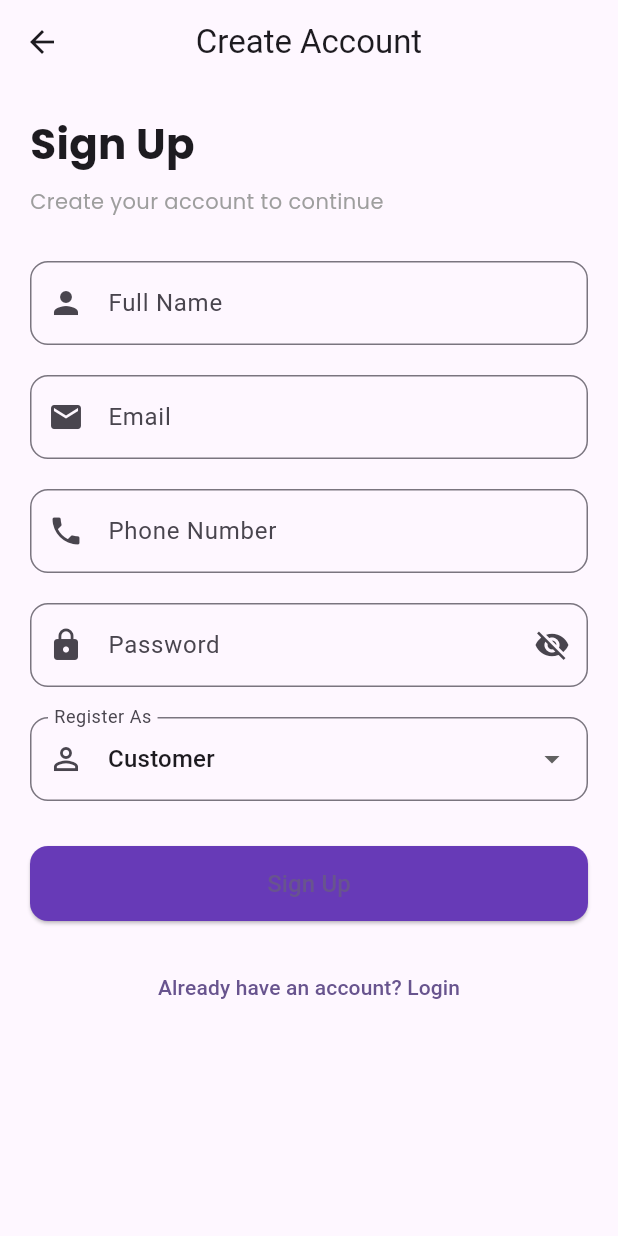
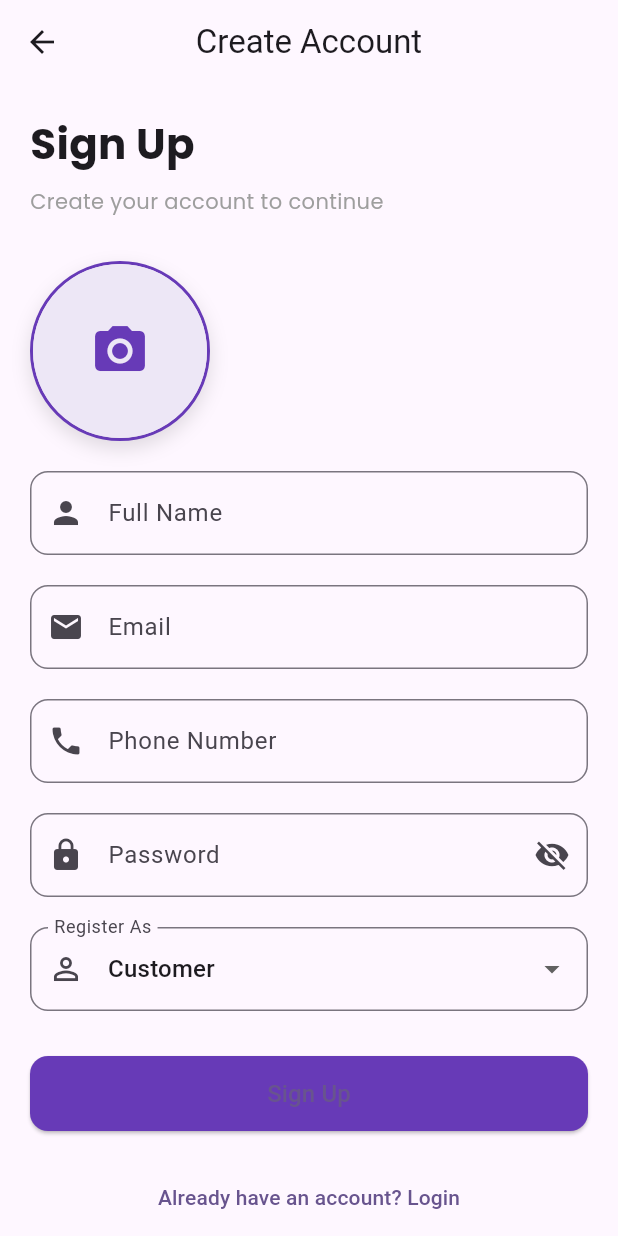
Before and after one commit to namal1230/Smart-Tv-Shop-AMD-, a Flutter app: the SignupScreen screen opened directly, on a phone screen of 412 x 824 dp. Run offline on Flutter 3.47's test engine with Material 3 defaults, Android fonts, the phone set to English and light mode, and no system bars; our stand-ins replace animate_do, awesome_dialog, cloud_firestore, firebase_auth, firebase_core, flutter_rating_bar and 4 more; accounts and stored records are empty.

Commit message:
complete image-camera access integration

```diff
--- a/lib/providers/auth_provider.dart
+++ b/lib/providers/auth_provider.dart
@@ -1,14 +1,35 @@
+import 'dart:io';
+
 import 'package:flutter/material.dart';
+import 'package:smart_tv_shop/services/image_service.dart';
 
 class AuthStateProvider extends ChangeNotifier {
   // AuthProvider implementation will go here
   bool _state = false;
 
+  File? _imagePath=File("");
+
   get state => _state;
+
+  File? get imagePath => _imagePath;
+
+  final ImageService _imageService = ImageService();
 
   void setState(bool newState) {
     _state = newState;
     notifyListeners();
   }
 
+  void setImagePath(File path) {
+    _imagePath = path;
+    notifyListeners();
+  }
+
+  Future<void> pickImage(String option) async {
+    File? selectedImage = await _imageService.selectImage(option);
+    if (selectedImage != null) {
+      setImagePath(selectedImage);
+    }
+  }
+
 }
--- a/lib/screens/auth/signup_screen.dart
+++ b/lib/screens/auth/signup_screen.dart
@@ -1,9 +1,13 @@
+import 'dart:io';
+
 import 'package:animate_do/animate_do.dart';
 import 'package:flutter/material.dart';
 import 'package:fluttertoast/fluttertoast.dart';
 import 'package:google_fonts/google_fonts.dart';
+import 'package:provider/provider.dart';
 import 'package:smart_tv_shop/providers/auth_provider.dart';
 import 'package:smart_tv_shop/services/auth_service.dart';
+import 'package:smart_tv_shop/services/image_service.dart';
 
 class SignupScreen extends StatefulWidget {
   const SignupScreen({super.key});
@@ -35,11 +39,11 @@ class _SignupScreenState extends State<SignupScreen> {
 
     // Call the AuthService to sign up the user
     AuthService.signUp(
-       _emailController.text,
-       _passwordController.text,
-        selectedRole,
-        _nameController.text,
-        _phoneController.text
+      _emailController.text,
+      _passwordController.text,
+      selectedRole,
+      _nameController.text,
+      _phoneController.text,
     );
 
     Fluttertoast.showToast(
@@ -83,6 +87,77 @@ class _SignupScreenState extends State<SignupScreen> {
                 ),
 
                 const SizedBox(height: 30),
+
+                InkWell(
+                  borderRadius: BorderRadius.circular(100),
+                  onTap: () {
+                    showDialog(
+                      context: context,
+                      builder: (context) {
+                        return AlertDialog(
+                          title: const Text("Profile Picture"),
+                          content: const Text(
+                            "Choose you profile picture from gallery or take a new photo.",
+                          ),
+                          actions: [
+                            TextButton(
+                              onPressed: () => context
+                                  .read<AuthStateProvider>()
+                                  .pickImage("gallery"),
+                              child: const Text("choose from gallery"),
+                            ),
+                            TextButton(
+                              onPressed: () => context
+                                  .read<AuthStateProvider>()
+                                  .pickImage("camera"),
+                              child: const Text("take a new photo"),
+                            ),
+                          ],
+                        );
+                      },
+                    );
+                  },
+                  child: Consumer<AuthStateProvider>(
+                    builder: (context, authProvider, child) {
+                      return Container(
+                        width: 120,
+                        height: 120,
+                        decoration: BoxDecoration(
+                          shape: BoxShape.circle,
+                          border: Border.all(
+                            color: Colors.deepPurple,
+                            width: 2,
+                          ),
+                          boxShadow: [
+                            BoxShadow(
+                              color: Colors.black12,
+                              blurRadius: 10,
+                              offset: Offset(0, 5),
+                            ),
+                          ],
+                        ),
+                        child: ClipOval(
+                          child:
+                              authProvider.imagePath == null ||
+                                  authProvider.imagePath!.path.isEmpty
+                              ? Container(
+                                  color: Colors.deepPurple.shade50,
+                                  child: Icon(
+                                    Icons.camera_alt,
+                                    size: 40,
+                                    color: Colors.deepPurple,
+                                  ),
+                                )
+                              : Image.file(
+                                  authProvider.imagePath!,
+                                  fit: BoxFit.cover,
+                                ),
+                        ),
+                      );
+                    },
+                  ),
+                ),
+                const SizedBox(height: 20),
 
                 /// Name
                 FadeInLeft(
--- a/pubspec.yaml
+++ b/pubspec.yaml
@@ -38,6 +38,7 @@ dependencies:
   flutter_rating_bar: ^4.0.1
   google_sign_in: ^7.2.0
   provider: ^6.1.5+1
+  image_picker: ^1.2.1
 
 
 
```
Also changed, not shown: lib/services/image_service.dart (added, +21 -0 lines), pubspec.lock, 6 other files.
